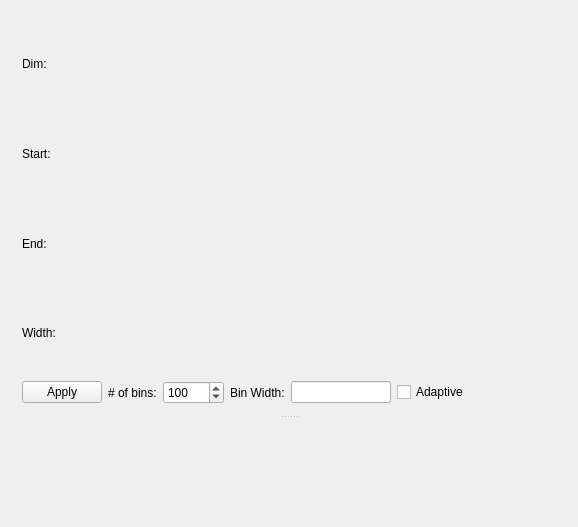
Above: Code/Mantid/MantidQt/SliceViewer/inc/MantidQtSliceViewer/LineViewer.ui from mantidproject/mantid before the change. Below: the same form after it.
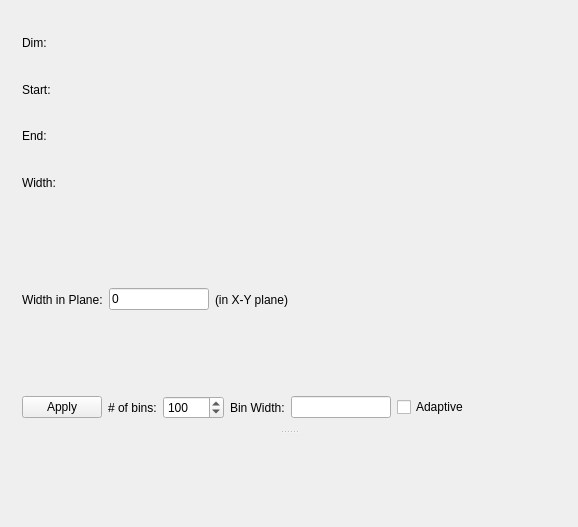
That is the form after the change.

Commit message: Refs #4122: Make the plane width more explicit in GUI

Diff of the .ui file:
```diff
--- a/Code/Mantid/MantidQt/SliceViewer/inc/MantidQtSliceViewer/LineViewer.ui
+++ b/Code/Mantid/MantidQt/SliceViewer/inc/MantidQtSliceViewer/LineViewer.ui
@@ -53,7 +53,7 @@
             </widget>
            </item>
            <item row="3" column="0">
-            <widget class="QLabel" name="lblWidth">
+            <widget class="QLabel" name="lblWidth1">
              <property name="text">
               <string>Width:</string>
              </property>
@@ -86,6 +86,53 @@
          </item>
         </layout>
        </item>
+       <item>
+        <layout class="QHBoxLayout" name="horizontalLayout">
+         <item>
+          <widget class="QLabel" name="lblWidth">
+           <property name="text">
+            <string>Width in Plane:</string>
+           </property>
+          </widget>
+         </item>
+         <item>
+          <widget class="QLineEdit" name="textPlaneWidth">
+           <property name="maximumSize">
+            <size>
+             <width>100</width>
+             <height>16777215</height>
+            </size>
+           </property>
+           <property name="toolTip">
+            <string>Width of the integration in the plane, perpendicular to the line</string>
+           </property>
+           <property name="text">
+            <string>0</string>
+           </property>
+          </widget>
+         </item>
+         <item>
+          <widget class="QLabel" name="lblPlaneWidth">
+           <property name="text">
+            <string>(in X-Y plane)</string>
+           </property>
+          </widget>
+         </item>
+         <item>
+          <spacer name="horizontalSpacer_3">
+           <property name="orientation">
+            <enum>Qt::Horizontal</enum>
+           </property>
+           <property name="sizeHint" stdset="0">
+            <size>
+             <width>40</width>
+             <height>20</height>
+            </size>
+           </property>
+          </spacer>
+         </item>
+        </layout>
+       </item>
        <item>
         <layout class="QHBoxLayout" name="layoutNumBins">
          <item>
```
The commit also changes 2 other files.
